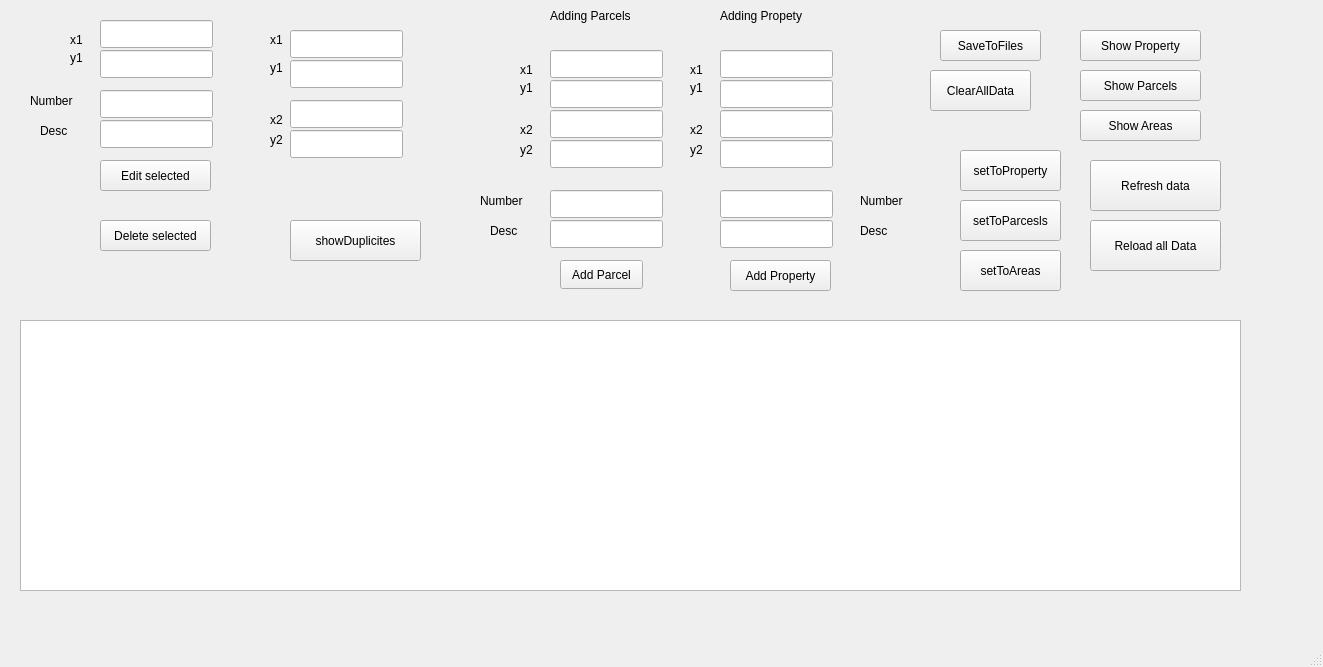
Qt form mainwindow.ui (kotvaldo/aus_2_gui) before a commit.
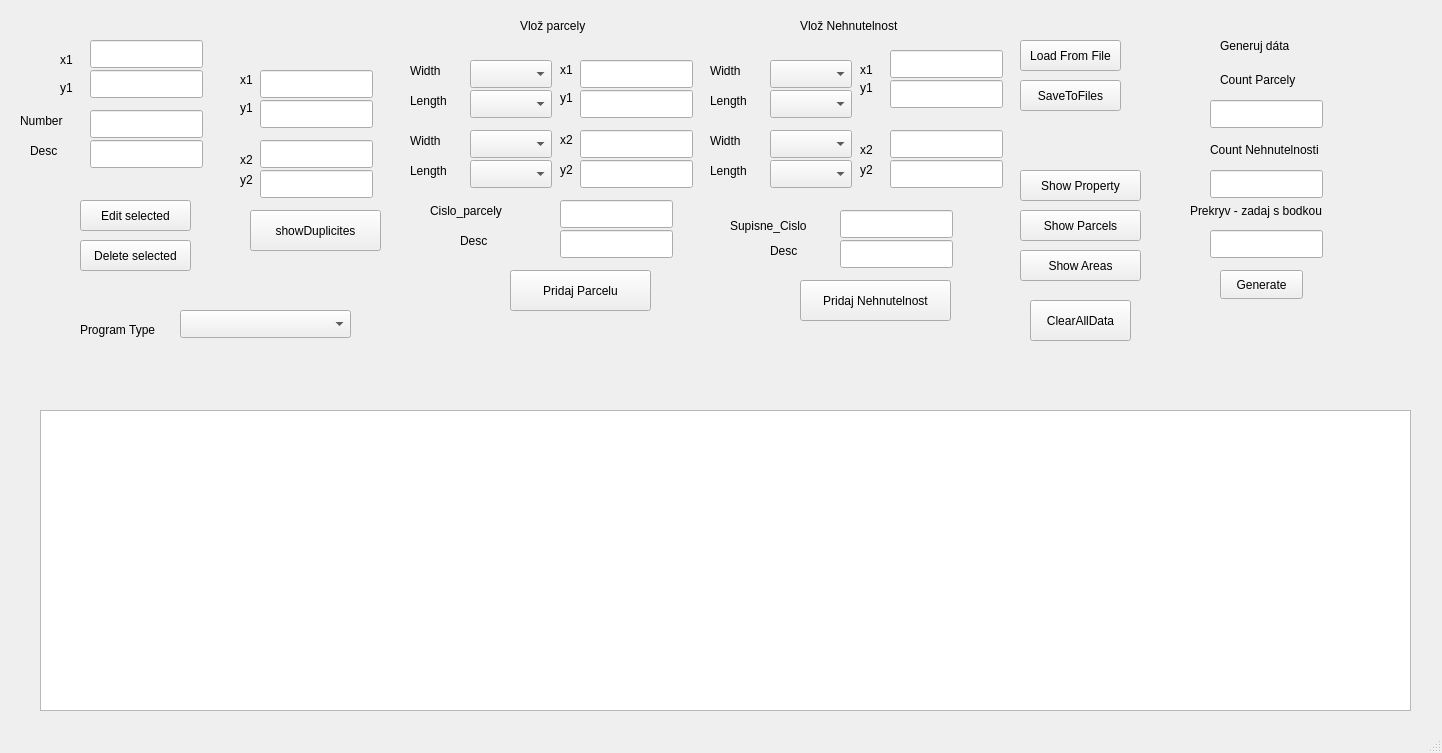
The same form after that commit.

Diff of the .ui file:
```diff
--- a/mainwindow.ui
+++ b/mainwindow.ui
@@ -6,8 +6,8 @@
    <rect>
     <x>0</x>
     <y>0</y>
-    <width>1323</width>
-    <height>667</height>
+    <width>1442</width>
+    <height>753</height>
    </rect>
   </property>
   <property name="windowTitle">
@@ -17,18 +17,18 @@
    <widget class="QListWidget" name="list_of_items">
     <property name="geometry">
      <rect>
-      <x>20</x>
-      <y>320</y>
-      <width>1221</width>
-      <height>271</height>
+      <x>40</x>
+      <y>410</y>
+      <width>1371</width>
+      <height>301</height>
      </rect>
     </property>
    </widget>
    <widget class="QPushButton" name="show_propert_btn">
     <property name="geometry">
      <rect>
-      <x>1080</x>
-      <y>30</y>
+      <x>1020</x>
+      <y>170</y>
       <width>121</width>
       <height>31</height>
      </rect>
@@ -40,8 +40,8 @@
    <widget class="QPushButton" name="show_parcels_btn">
     <property name="geometry">
      <rect>
-      <x>1080</x>
-      <y>70</y>
+      <x>1020</x>
+      <y>210</y>
       <width>121</width>
       <height>31</height>
      </rect>
@@ -50,24 +50,11 @@
      <string>Show Parcels</string>
     </property>
    </widget>
-   <widget class="QPushButton" name="load_data_btn">
-    <property name="geometry">
-     <rect>
-      <x>1090</x>
-      <y>220</y>
-      <width>131</width>
-      <height>51</height>
-     </rect>
-    </property>
-    <property name="text">
-     <string>Reload all Data</string>
-    </property>
-   </widget>
    <widget class="QPushButton" name="show_areas_btn">
     <property name="geometry">
      <rect>
-      <x>1080</x>
-      <y>110</y>
+      <x>1020</x>
+      <y>250</y>
       <width>121</width>
       <height>31</height>
      </rect>
@@ -79,33 +66,33 @@
    <widget class="QLabel" name="label">
     <property name="geometry">
      <rect>
-      <x>550</x>
-      <y>0</y>
+      <x>520</x>
+      <y>10</y>
       <width>111</width>
       <height>31</height>
      </rect>
     </property>
     <property name="text">
-     <string>Adding Parcels</string>
+     <string>Vlož parcely</string>
     </property>
    </widget>
    <widget class="QLabel" name="label_2">
     <property name="geometry">
      <rect>
-      <x>720</x>
-      <y>0</y>
-      <width>111</width>
+      <x>800</x>
+      <y>10</y>
+      <width>131</width>
       <height>31</height>
      </rect>
     </property>
     <property name="text">
-     <string>Adding Propety</string>
+     <string>Vlož Nehnutelnost</string>
     </property>
    </widget>
    <widget class="QLabel" name="label_3">
     <property name="geometry">
      <rect>
-      <x>520</x>
+      <x>560</x>
       <y>60</y>
       <width>21</width>
       <height>20</height>
@@ -118,8 +105,8 @@
    <widget class="QLabel" name="label_4">
     <property name="geometry">
      <rect>
-      <x>520</x>
-      <y>80</y>
+      <x>560</x>
+      <y>90</y>
       <width>21</width>
       <height>16</height>
      </rect>
@@ -131,7 +118,7 @@
    <widget class="QLineEdit" name="x1_property">
     <property name="geometry">
      <rect>
-      <x>720</x>
+      <x>890</x>
       <y>50</y>
       <width>113</width>
       <height>28</height>
@@ -141,8 +128,8 @@
    <widget class="QLineEdit" name="x1_parcels">
     <property name="geometry">
      <rect>
-      <x>550</x>
-      <y>50</y>
+      <x>580</x>
+      <y>60</y>
       <width>113</width>
       <height>28</height>
      </rect>
@@ -151,8 +138,8 @@
    <widget class="QLineEdit" name="y1_parcels">
     <property name="geometry">
      <rect>
-      <x>550</x>
-      <y>80</y>
+      <x>580</x>
+      <y>90</y>
       <width>113</width>
       <height>28</height>
      </rect>
@@ -161,7 +148,7 @@
    <widget class="QLineEdit" name="y1_property">
     <property name="geometry">
      <rect>
-      <x>720</x>
+      <x>890</x>
       <y>80</y>
       <width>113</width>
       <height>28</height>
@@ -171,8 +158,8 @@
    <widget class="QLineEdit" name="x2_parcels">
     <property name="geometry">
      <rect>
-      <x>550</x>
-      <y>110</y>
+      <x>580</x>
+      <y>130</y>
       <width>113</width>
       <height>28</height>
      </rect>
@@ -181,8 +168,8 @@
    <widget class="QLineEdit" name="y2_parcels">
     <property name="geometry">
      <rect>
-      <x>550</x>
-      <y>140</y>
+      <x>580</x>
+      <y>160</y>
       <width>113</width>
       <height>28</height>
      </rect>
@@ -191,8 +178,8 @@
    <widget class="QLineEdit" name="number_parcels">
     <property name="geometry">
      <rect>
-      <x>550</x>
-      <y>190</y>
+      <x>560</x>
+      <y>200</y>
       <width>113</width>
       <height>28</height>
      </rect>
@@ -201,8 +188,8 @@
    <widget class="QLineEdit" name="desc_parcels">
     <property name="geometry">
      <rect>
-      <x>550</x>
-      <y>220</y>
+      <x>560</x>
+      <y>230</y>
       <width>113</width>
       <height>28</height>
      </rect>
@@ -211,8 +198,8 @@
    <widget class="QLineEdit" name="x2_property">
     <property name="geometry">
      <rect>
-      <x>720</x>
-      <y>110</y>
+      <x>890</x>
+      <y>130</y>
       <width>113</width>
       <height>28</height>
      </rect>
@@ -221,8 +208,8 @@
    <widget class="QLineEdit" name="y2_property">
     <property name="geometry">
      <rect>
-      <x>720</x>
-      <y>140</y>
+      <x>890</x>
+      <y>160</y>
       <width>113</width>
       <height>28</height>
      </rect>
@@ -231,8 +218,8 @@
    <widget class="QLineEdit" name="number_property">
     <property name="geometry">
      <rect>
-      <x>720</x>
-      <y>190</y>
+      <x>840</x>
+      <y>210</y>
       <width>113</width>
       <height>28</height>
      </rect>
@@ -241,8 +228,8 @@
    <widget class="QLineEdit" name="desc_property">
     <property name="geometry">
      <rect>
-      <x>720</x>
-      <y>220</y>
+      <x>840</x>
+      <y>240</y>
       <width>113</width>
       <height>28</height>
      </rect>
@@ -251,34 +238,34 @@
    <widget class="QPushButton" name="add_parcel_btn">
     <property name="geometry">
      <rect>
-      <x>560</x>
-      <y>260</y>
-      <width>83</width>
-      <height>29</height>
+      <x>510</x>
+      <y>270</y>
+      <width>141</width>
+      <height>41</height>
      </rect>
     </property>
     <property name="text">
-     <string>Add Parcel</string>
+     <string>Pridaj Parcelu</string>
     </property>
    </widget>
    <widget class="QPushButton" name="add_property_btn">
     <property name="geometry">
      <rect>
-      <x>730</x>
-      <y>260</y>
-      <width>101</width>
-      <height>31</height>
+      <x>800</x>
+      <y>280</y>
+      <width>151</width>
+      <height>41</height>
      </rect>
     </property>
     <property name="text">
-     <string>Add Property</string>
+     <string>Pridaj Nehnutelnost</string>
     </property>
    </widget>
    <widget class="QLabel" name="label_5">
     <property name="geometry">
      <rect>
-      <x>520</x>
-      <y>120</y>
+      <x>560</x>
+      <y>130</y>
       <width>21</width>
       <height>20</height>
      </rect>
@@ -290,8 +277,8 @@
    <widget class="QLabel" name="label_6">
     <property name="geometry">
      <rect>
-      <x>520</x>
-      <y>140</y>
+      <x>560</x>
+      <y>160</y>
       <width>21</width>
       <height>20</height>
      </rect>
@@ -303,21 +290,21 @@
    <widget class="QLabel" name="label_7">
     <property name="geometry">
      <rect>
-      <x>480</x>
-      <y>190</y>
-      <width>61</width>
+      <x>430</x>
+      <y>200</y>
+      <width>101</width>
       <height>21</height>
      </rect>
     </property>
     <property name="text">
-     <string>Number</string>
+     <string>Cislo_parcely</string>
     </property>
    </widget>
    <widget class="QLabel" name="label_8">
     <property name="geometry">
      <rect>
-      <x>490</x>
-      <y>220</y>
+      <x>460</x>
+      <y>230</y>
       <width>41</width>
       <height>21</height>
      </rect>
@@ -329,7 +316,7 @@
    <widget class="QLabel" name="label_9">
     <property name="geometry">
      <rect>
-      <x>690</x>
+      <x>860</x>
       <y>60</y>
       <width>21</width>
       <height>20</height>
@@ -342,7 +329,7 @@
    <widget class="QLabel" name="label_10">
     <property name="geometry">
      <rect>
-      <x>690</x>
+      <x>860</x>
       <y>80</y>
       <width>21</width>
       <height>16</height>
@@ -355,8 +342,8 @@
    <widget class="QLabel" name="label_11">
     <property name="geometry">
      <rect>
-      <x>690</x>
-      <y>120</y>
+      <x>860</x>
+      <y>140</y>
       <width>21</width>
       <height>20</height>
      </rect>
@@ -368,8 +355,8 @@
    <widget class="QLabel" name="label_12">
     <property name="geometry">
      <rect>
-      <x>690</x>
-      <y>140</y>
+      <x>860</x>
+      <y>160</y>
       <width>21</width>
       <height>20</height>
      </rect>
@@ -381,8 +368,8 @@
    <widget class="QPushButton" name="edit_selected_btn">
     <property name="geometry">
      <rect>
-      <x>100</x>
-      <y>160</y>
+      <x>80</x>
+      <y>200</y>
       <width>111</width>
       <height>31</height>
      </rect>
@@ -394,8 +381,8 @@
    <widget class="QPushButton" name="delete_btn">
     <property name="geometry">
      <rect>
-      <x>100</x>
-      <y>220</y>
+      <x>80</x>
+      <y>240</y>
       <width>111</width>
       <height>31</height>
      </rect>
@@ -407,8 +394,8 @@
    <widget class="QLabel" name="label_15">
     <property name="geometry">
      <rect>
-      <x>40</x>
-      <y>120</y>
+      <x>30</x>
+      <y>140</y>
       <width>41</width>
       <height>21</height>
      </rect>
@@ -420,8 +407,8 @@
    <widget class="QLabel" name="label_16">
     <property name="geometry">
      <rect>
-      <x>70</x>
-      <y>30</y>
+      <x>60</x>
+      <y>50</y>
       <width>21</width>
       <height>20</height>
      </rect>
@@ -433,8 +420,8 @@
    <widget class="QLabel" name="label_17">
     <property name="geometry">
      <rect>
-      <x>70</x>
-      <y>50</y>
+      <x>60</x>
+      <y>80</y>
       <width>21</width>
       <height>16</height>
      </rect>
@@ -446,8 +433,8 @@
    <widget class="QLabel" name="label_18">
     <property name="geometry">
      <rect>
-      <x>30</x>
-      <y>90</y>
+      <x>20</x>
+      <y>110</y>
       <width>61</width>
       <height>21</height>
      </rect>
@@ -459,21 +446,21 @@
    <widget class="QLabel" name="label_25">
     <property name="geometry">
      <rect>
-      <x>860</x>
-      <y>190</y>
-      <width>61</width>
-      <height>21</height>
+      <x>730</x>
+      <y>210</y>
+      <width>101</width>
+      <height>31</height>
      </rect>
     </property>
     <property name="text">
-     <string>Number</string>
+     <string>Supisne_Cislo</string>
     </property>
    </widget>
    <widget class="QLabel" name="label_26">
     <property name="geometry">
      <rect>
-      <x>860</x>
-      <y>220</y>
+      <x>770</x>
+      <y>240</y>
       <width>41</width>
       <height>21</height>
      </rect>
@@ -485,8 +472,8 @@
    <widget class="QLineEdit" name="new_x1">
     <property name="geometry">
      <rect>
-      <x>100</x>
-      <y>20</y>
+      <x>90</x>
+      <y>40</y>
       <width>113</width>
       <height>28</height>
      </rect>
@@ -495,8 +482,8 @@
    <widget class="QLineEdit" name="new_y1">
     <property name="geometry">
      <rect>
-      <x>100</x>
-      <y>50</y>
+      <x>90</x>
+      <y>70</y>
       <width>113</width>
       <height>28</height>
      </rect>
@@ -505,8 +492,8 @@
    <widget class="QLineEdit" name="new_number">
     <property name="geometry">
      <rect>
-      <x>100</x>
-      <y>90</y>
+      <x>90</x>
+      <y>110</y>
       <width>113</width>
       <height>28</height>
      </rect>
@@ -515,31 +502,18 @@
    <widget class="QLineEdit" name="new_desc">
     <property name="geometry">
      <rect>
-      <x>100</x>
-      <y>120</y>
+      <x>90</x>
+      <y>140</y>
       <width>113</width>
       <height>28</height>
      </rect>
     </property>
    </widget>
-   <widget class="QPushButton" name="refresh_btn">
-    <property name="geometry">
-     <rect>
-      <x>1090</x>
-      <y>160</y>
-      <width>131</width>
-      <height>51</height>
-     </rect>
-    </property>
-    <property name="text">
-     <string>Refresh data</string>
-    </property>
-   </widget>
    <widget class="QPushButton" name="clear_btn">
     <property name="geometry">
      <rect>
-      <x>930</x>
-      <y>70</y>
+      <x>1030</x>
+      <y>300</y>
       <width>101</width>
       <height>41</height>
      </rect>
@@ -551,8 +525,8 @@
    <widget class="QPushButton" name="save_button">
     <property name="geometry">
      <rect>
-      <x>940</x>
-      <y>30</y>
+      <x>1020</x>
+      <y>80</y>
       <width>101</width>
       <height>31</height>
      </rect>
@@ -564,8 +538,8 @@
    <widget class="QPushButton" name="show_duplicities_btn">
     <property name="geometry">
      <rect>
-      <x>290</x>
-      <y>220</y>
+      <x>250</x>
+      <y>210</y>
       <width>131</width>
       <height>41</height>
      </rect>
@@ -577,8 +551,8 @@
    <widget class="QLineEdit" name="search_x">
     <property name="geometry">
      <rect>
-      <x>290</x>
-      <y>30</y>
+      <x>260</x>
+      <y>70</y>
       <width>113</width>
       <height>28</height>
      </rect>
@@ -587,8 +561,8 @@
    <widget class="QLabel" name="label_13">
     <property name="geometry">
      <rect>
-      <x>270</x>
-      <y>60</y>
+      <x>240</x>
+      <y>100</y>
       <width>21</width>
       <height>16</height>
      </rect>
@@ -600,8 +574,8 @@
    <widget class="QLabel" name="label_14">
     <property name="geometry">
      <rect>
-      <x>270</x>
-      <y>110</y>
+      <x>240</x>
+      <y>150</y>
       <width>21</width>
       <height>20</height>
      </rect>
@@ -613,8 +587,8 @@
    <widget class="QLabel" name="label_19">
     <property name="geometry">
      <rect>
-      <x>270</x>
-      <y>30</y>
+      <x>240</x>
+      <y>70</y>
       <width>21</width>
       <height>20</height>
      </rect>
@@ -626,8 +600,8 @@
    <widget class="QLabel" name="label_20">
     <property name="geometry">
      <rect>
-      <x>270</x>
-      <y>130</y>
+      <x>240</x>
+      <y>170</y>
       <width>21</width>
       <height>20</height>
      </rect>
@@ -639,8 +613,8 @@
    <widget class="QLineEdit" name="search_y">
     <property name="geometry">
      <rect>
-      <x>290</x>
-      <y>60</y>
+      <x>260</x>
+      <y>100</y>
       <width>113</width>
       <height>28</height>
      </rect>
@@ -649,8 +623,8 @@
    <widget class="QLineEdit" name="search_x2">
     <property name="geometry">
      <rect>
-      <x>290</x>
-      <y>100</y>
+      <x>260</x>
+      <y>140</y>
       <width>113</width>
       <height>28</height>
      </rect>
@@ -659,8 +633,8 @@
    <widget class="QLineEdit" name="search_y2">
     <property name="geometry">
      <rect>
-      <x>290</x>
-      <y>130</y>
+      <x>260</x>
+      <y>170</y>
       <width>113</width>
       <height>28</height>
      </rect>
@@ -669,40 +643,329 @@
    <widget class="QPushButton" name="pushButton">
     <property name="geometry">
      <rect>
-      <x>960</x>
-      <y>150</y>
+      <x>1020</x>
+      <y>40</y>
       <width>101</width>
-      <height>41</height>
+      <height>31</height>
      </rect>
     </property>
     <property name="text">
-     <string>setToProperty</string>
+     <string>Load From File</string>
     </property>
    </widget>
-   <widget class="QPushButton" name="pushButton_2">
+   <widget class="QLineEdit" name="generate_count_par">
     <property name="geometry">
      <rect>
-      <x>960</x>
+      <x>1210</x>
+      <y>100</y>
+      <width>113</width>
+      <height>28</height>
+     </rect>
+    </property>
+   </widget>
+   <widget class="QLabel" name="label_21">
+    <property name="geometry">
+     <rect>
+      <x>1220</x>
+      <y>30</y>
+      <width>111</width>
+      <height>31</height>
+     </rect>
+    </property>
+    <property name="text">
+     <string>Generuj dáta</string>
+    </property>
+   </widget>
+   <widget class="QLabel" name="label_22">
+    <property name="geometry">
+     <rect>
+      <x>1220</x>
+      <y>70</y>
+      <width>101</width>
+      <height>20</height>
+     </rect>
+    </property>
+    <property name="text">
+     <string>Count Parcely</string>
+    </property>
+   </widget>
+   <widget class="QLabel" name="label_23">
+    <property name="geometry">
+     <rect>
+      <x>1190</x>
       <y>200</y>
-      <width>101</width>
-      <height>41</height>
+      <width>171</width>
+      <height>21</height>
      </rect>
     </property>
     <property name="text">
-     <string>setToParcesls</string>
+     <string>Prekryv - zadaj s bodkou</string>
     </property>
    </widget>
    <widget class="QPushButton" name="pushButton_3">
     <property name="geometry">
      <rect>
-      <x>960</x>
-      <y>250</y>
+      <x>1220</x>
+      <y>270</y>
+      <width>83</width>
+      <height>29</height>
+     </rect>
+    </property>
+    <property name="text">
+     <string>Generate</string>
+    </property>
+   </widget>
+   <widget class="QLineEdit" name="generate_prekryv">
+    <property name="geometry">
+     <rect>
+      <x>1210</x>
+      <y>230</y>
+      <width>113</width>
+      <height>28</height>
+     </rect>
+    </property>
+   </widget>
+   <widget class="QComboBox" name="comboBox_width_par">
+    <property name="geometry">
+     <rect>
+      <x>470</x>
+      <y>60</y>
+      <width>82</width>
+      <height>28</height>
+     </rect>
+    </property>
+   </widget>
+   <widget class="QLabel" name="label_24">
+    <property name="geometry">
+     <rect>
+      <x>410</x>
+      <y>60</y>
+      <width>51</width>
+      <height>21</height>
+     </rect>
+    </property>
+    <property name="text">
+     <string>Width</string>
+    </property>
+   </widget>
+   <widget class="QComboBox" name="comboBox_length_par">
+    <property name="geometry">
+     <rect>
+      <x>470</x>
+      <y>90</y>
+      <width>82</width>
+      <height>28</height>
+     </rect>
+    </property>
+   </widget>
+   <widget class="QLabel" name="label_27">
+    <property name="geometry">
+     <rect>
+      <x>410</x>
+      <y>90</y>
+      <width>51</width>
+      <height>21</height>
+     </rect>
+    </property>
+    <property name="text">
+     <string>Length</string>
+    </property>
+   </widget>
+   <widget class="QComboBox" name="comboBox_length_par_2">
+    <property name="geometry">
+     <rect>
+      <x>470</x>
+      <y>160</y>
+      <width>82</width>
+      <height>28</height>
+     </rect>
+    </property>
+   </widget>
+   <widget class="QComboBox" name="comboBox_width_par_2">
+    <property name="geometry">
+     <rect>
+      <x>470</x>
+      <y>130</y>
+      <width>82</width>
+      <height>28</height>
+     </rect>
+    </property>
+   </widget>
+   <widget class="QLabel" name="label_28">
+    <property name="geometry">
+     <rect>
+      <x>410</x>
+      <y>130</y>
+      <width>51</width>
+      <height>21</height>
+     </rect>
+    </property>
+    <property name="text">
+     <string>Width</string>
+    </property>
+   </widget>
+   <widget class="QLabel" name="label_29">
+    <property name="geometry">
+     <rect>
+      <x>410</x>
+      <y>160</y>
+      <width>51</width>
+      <height>21</height>
+     </rect>
+    </property>
+    <property name="text">
+     <string>Length</string>
+    </property>
+   </widget>
+   <widget class="QLabel" name="label_30">
+    <property name="geometry">
+     <rect>
+      <x>710</x>
+      <y>60</y>
+      <width>51</width>
+      <height>21</height>
+     </rect>
+    </property>
+    <property name="text">
+     <string>Width</string>
+    </property>
+   </widget>
+   <widget class="QLabel" name="label_31">
+    <property name="geometry">
+     <rect>
+      <x>710</x>
+      <y>160</y>
+      <width>51</width>
+      <height>21</height>
+     </rect>
+    </property>
+    <property name="text">
+     <string>Length</string>
+    </property>
+   </widget>
+   <widget class="QLabel" name="label_32">
+    <property name="geometry">
+     <rect>
+      <x>710</x>
+      <y>130</y>
+      <width>51</width>
+      <height>21</height>
+     </rect>
+    </property>
+    <property name="text">
+     <string>Width</string>
+    </property>
+   </widget>
+   <widget class="QComboBox" name="comboBox_length_neh_1">
+    <property name="geometry">
+     <rect>
+      <x>770</x>
+      <y>90</y>
+      <width>82</width>
+      <height>28</height>
+     </rect>
+    </property>
+   </widget>
+   <widget class="QComboBox" name="comboBox_width_neh_2">
+    <property name="geometry">
+     <rect>
+      <x>770</x>
+      <y>130</y>
+      <width>82</width>
+      <height>28</height>
+     </rect>
+    </property>
+   </widget>
+   <widget class="QComboBox" name="comboBox_length_neh_2">
+    <property name="geometry">
+     <rect>
+      <x>770</x>
+      <y>160</y>
+      <width>82</width>
+      <height>28</height>
+     </rect>
+    </property>
+   </widget>
+   <widget class="QComboBox" name="comboBox_width_neh_1">
+    <property name="geometry">
+     <rect>
+      <x>770</x>
+      <y>60</y>
+      <width>82</width>
+      <height>28</height>
+     </rect>
+    </property>
+   </widget>
+   <widget class="QLabel" name="label_33">
+    <property name="geometry">
+     <rect>
+      <x>710</x>
+      <y>90</y>
+      <width>51</width>
+      <height>21</height>
+     </rect>
+    </property>
+    <property name="text">
+     <string>Length</string>
+    </property>
+   </widget>
+   <widget class="QLineEdit" name="generate_count_nehm">
+    <property name="geometry">
+     <rect>
+      <x>1210</x>
+      <y>170</y>
+      <width>113</width>
+      <height>28</height>
+     </rect>
+    </property>
+   </widget>
+   <widget class="QLabel" name="label_36">
+    <property name="geometry">
+     <rect>
+      <x>1210</x>
+      <y>140</y>
+      <width>141</width>
+      <height>20</height>
+     </rect>
+    </property>
+    <property name="text">
+     <string>Count Nehnutelnosti</string>
+    </property>
+   </widget>
+   <widget class="QLabel" name="label_count">
+    <property name="geometry">
+     <rect>
+      <x>420</x>
+      <y>359</y>
+      <width>481</width>
+      <height>31</height>
+     </rect>
+    </property>
+    <property name="text">
+     <string/>
+    </property>
+   </widget>
+   <widget class="QComboBox" name="comboBox_program_type">
+    <property name="geometry">
+     <rect>
+      <x>180</x>
+      <y>310</y>
+      <width>171</width>
+      <height>28</height>
+     </rect>
+    </property>
+   </widget>
+   <widget class="QLabel" name="label_34">
+    <property name="geometry">
+     <rect>
+      <x>80</x>
+      <y>320</y>
       <width>101</width>
-      <height>41</height>
+      <height>20</height>
      </rect>
     </property>
     <property name="text">
-     <string>setToAreas</string>
+     <string>Program Type</string>
     </property>
    </widget>
   </widget>
```
Left out of the diff: 6 changed lines with no effect on the pictures.
